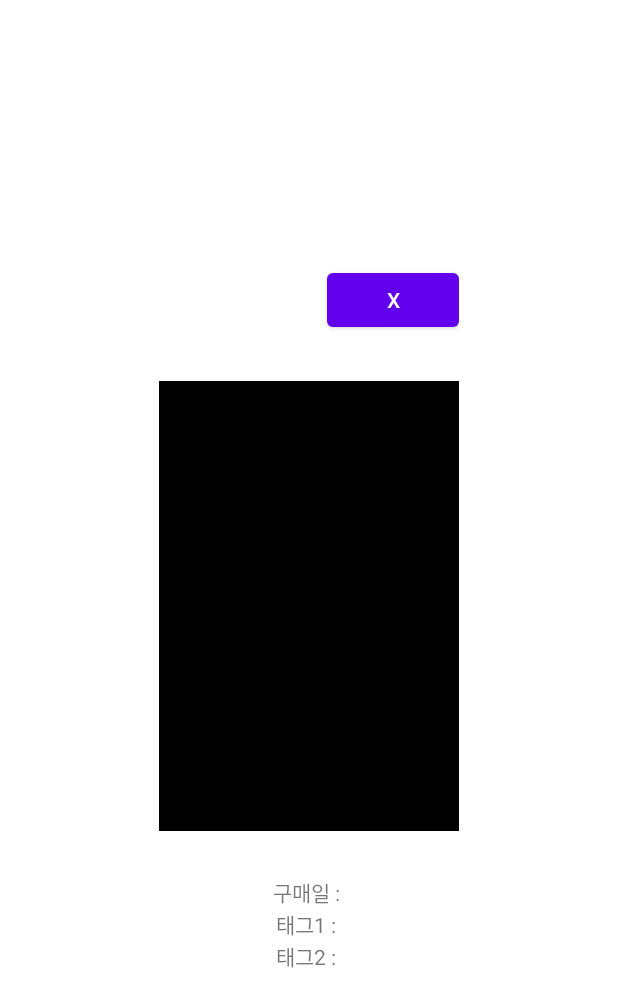
After one commit to Jinyoung-seok/SmartClosetApp, an Android app: the layout cloth_detail_dialog.xml on its own in the app's theme, with its tools: preview values and no code run, on a phone screen of 412 x 824 dp. The commit adds this screen. Shown: the top 1007 px of the screen. Run offline under Robolectric (Android 15) with nearby library versions, the phone set to English and light mode, and no system bars.

Commit message:
add dialog

```diff
--- /dev/null
+++ b/app/src/main/java/com/example/smartcloset/Compare/Cloth.kt
@@ -0,0 +1,5 @@
+package com.example.smartcloset.Compare
+
+class Cloth {
+
+}
--- a/app/src/main/java/com/example/smartcloset/Compare/Compare.kt
+++ b/app/src/main/java/com/example/smartcloset/Compare/Compare.kt
@@ -22,16 +22,22 @@ class Compare: Fragment() {
 
     override fun onAttach(context: Context) {
         super.onAttach(context)
+        //Fragment에선 Activity에서 사용하는 메소드들을 사용할 수 없기 때문에 onAttach(프레그먼트가 액티비티에 붙여지는 생명주기)에서
+        //Context를 받아와 MainActivity로 캐스팅해주면 메소드들을 사용할 수 있다.
+        //여기에서는 Adapter를 생성할 때 context를 넘겨주기 위해 이 방법을 사용했다.
         mainActivity = context as MainActivity
     }
 
     override fun onViewCreated(view: View, savedInstanceState: Bundle?) {
         super.onViewCreated(view, savedInstanceState)
+        //RecyclerView 선언
         var compareRecyclerView:RecyclerView? = getView()?.findViewById(R.id.compare_recycler)
         for(i in 0..7){
+            //비교할 옷 사진 데이터들을 받아와 표시할 곳
             datalist.add(R.drawable.p1)
         }
 
+        //Adapter 생성하고 연결해주기
         val adapter =RecyclerAdapter(mainActivity, R.layout.compare_item,datalist)
         compareRecyclerView?.adapter = adapter
 
--- /dev/null
+++ b/app/src/main/java/com/example/smartcloset/Compare/CompareDialog.kt
@@ -0,0 +1,12 @@
+package com.example.smartcloset.Compare
+
+import android.app.Dialog
+import android.content.Context
+import android.os.Bundle
+import android.view.View
+import com.example.smartcloset.R
+
+class CompareDialog(context:Context){
+
+
+}
--- a/app/src/main/java/com/example/smartcloset/Compare/RecyclerAdapter.kt
+++ b/app/src/main/java/com/example/smartcloset/Compare/RecyclerAdapter.kt
@@ -1,5 +1,6 @@
 package com.example.smartcloset.Compare
 
+import android.app.AlertDialog
 import android.content.Context
 import android.view.LayoutInflater
 import android.view.View
@@ -10,11 +11,14 @@ import androidx.recyclerview.widget.RecyclerView
 import com.example.smartcloset.R
 
 class RecyclerAdapter(var context: Context, var itemlayout:Int, var clothData:ArrayList<Int>):RecyclerView.Adapter<RecyclerAdapter.ViewHolder>() {
-    class ViewHolder(view:View) : RecyclerView.ViewHolder(view){
-        val compareImg: ImageView
+    inner class ViewHolder(view:View) : RecyclerView.ViewHolder(view){
+        lateinit var compareImg: ImageView
         init {
             //뷰 클릭 리스너 정의하기
             compareImg = view.findViewById(R.id.img_compare)
+            view.setOnClickListener{
+                //다이얼로그 띄우는 코드 작성
+            }
         }
     }
     override fun onCreateViewHolder(viewGroup: ViewGroup, viewType: Int): ViewHolder {
--- /dev/null
+++ b/app/src/main/res/drawable/dialog_radius_background.xml
@@ -0,0 +1,6 @@
+<?xml version="1.0" encoding="utf-8"?>
+<shape xmlns:android="http://schemas.android.com/apk/res/android"
+    android:shape="rectangle">
+    <corners android:radius="30dp"/>
+    <solid android:color="#fff"/>
+</shape>
--- /dev/null
+++ b/app/src/main/res/layout/cloth_detail_dialog.xml
@@ -0,0 +1,46 @@
+<?xml version="1.0" encoding="utf-8"?>
+<LinearLayout
+    xmlns:android="http://schemas.android.com/apk/res/android"
+    android:layout_width="wrap_content"
+    android:layout_height="wrap_content"
+    android:orientation="vertical"
+    android:background="@drawable/dialog_radius_background"
+    android:layout_gravity="center"
+    android:paddingHorizontal="50dp"
+    android:paddingVertical="10dp"
+    >
+
+    <Button
+        android:layout_width="wrap_content"
+        android:layout_height="wrap_content"
+        android:text="x"
+        android:layout_gravity="right"/>
+
+    <ImageView
+        android:id="@+id/img_detail"
+        android:layout_width="200dp"
+        android:layout_height="300dp"
+        android:background="#000"
+        android:layout_gravity="center"
+        android:layout_marginBottom="30dp"
+        android:layout_marginTop="30dp"/>
+
+    <TextView
+        android:id="@+id/txt_dialog_date"
+        android:layout_width="wrap_content"
+        android:layout_height="wrap_content"
+        android:layout_gravity="center"
+        android:text="구매일 : "/>
+    <TextView
+        android:id="@+id/txt_dialog_tag1"
+        android:layout_width="wrap_content"
+        android:layout_height="wrap_content"
+        android:layout_gravity="center"
+        android:text="태그1 : "/>
+    <TextView
+        android:id="@+id/txt_dialog_tag2"
+        android:layout_width="wrap_content"
+        android:layout_height="wrap_content"
+        android:layout_gravity="center"
+        android:text="태그2 : "/>
+</LinearLayout>
--- a/app/src/main/res/layout/compare_item.xml
+++ b/app/src/main/res/layout/compare_item.xml
@@ -1,5 +1,6 @@
 <?xml version="1.0" encoding="utf-8"?>
 <LinearLayout
+    android:id="@+id/linear_recycler_item"
     xmlns:android="http://schemas.android.com/apk/res/android"
     android:layout_width="wrap_content"
     android:layout_height="wrap_content"
```
